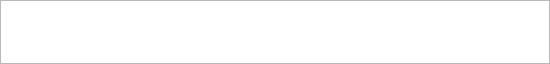
Before: the Qt Designer form src/ECM_gui/misc_dialogs/widget_notification.ui in dmherrington/ECM-Control-System, drawn with Qt 5.
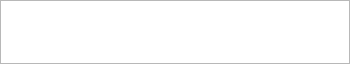
After: the same form once the commit is applied.

What changed in the file:
```diff
--- a/src/ECM_gui/misc_dialogs/widget_notification.ui
+++ b/src/ECM_gui/misc_dialogs/widget_notification.ui
@@ -6,7 +6,7 @@
    <rect>
     <x>0</x>
     <y>0</y>
-    <width>550</width>
+    <width>350</width>
     <height>64</height>
    </rect>
   </property>
@@ -18,7 +18,7 @@
   </property>
   <property name="minimumSize">
    <size>
-    <width>550</width>
+    <width>350</width>
     <height>64</height>
    </size>
   </property>
```
